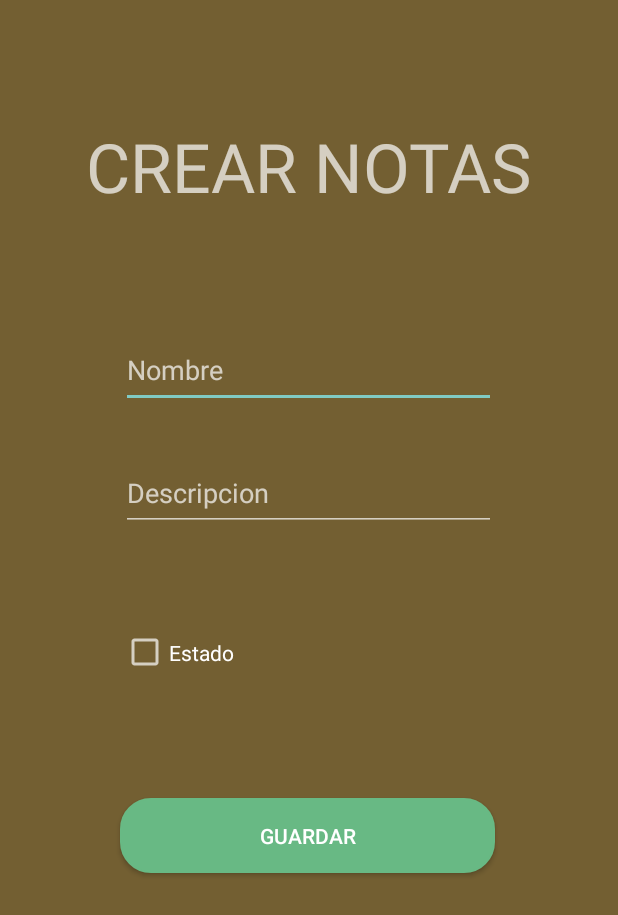
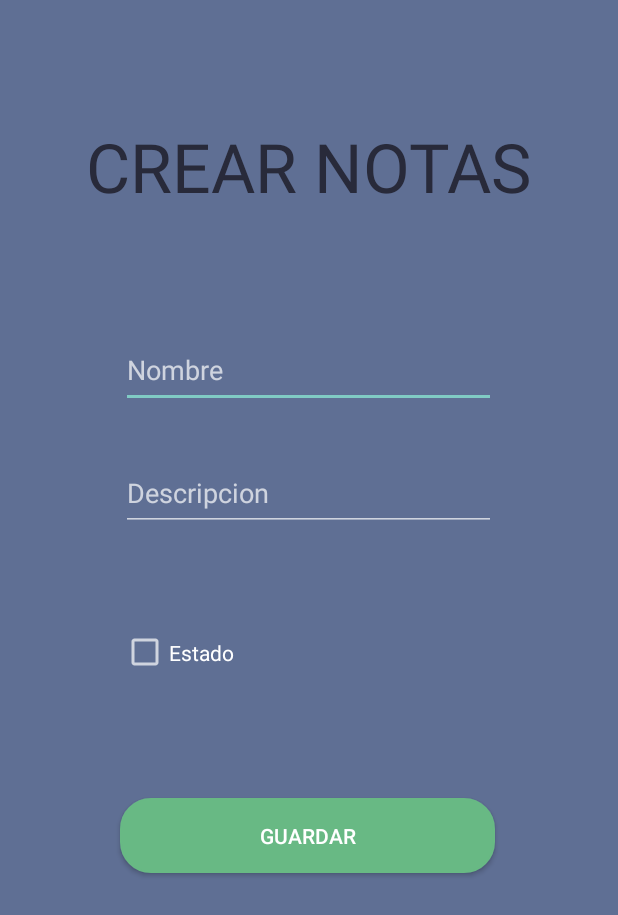
Before and after one commit to OscarArregoces/proyecto-final-movil, an Android app: the createNotasActivity screen opened directly, with no data from a screen before it, on a phone screen of 412 x 824 dp. Shown: the top 915 px of the screen. Run offline under Robolectric (Android 15) with nearby library versions, the phone set to English and light mode, and no system bars.

Commit message:
Desing done

```diff
--- a/app/src/main/java/com/example/proyectofinal/MainActivity.java
+++ b/app/src/main/java/com/example/proyectofinal/MainActivity.java
@@ -11,7 +11,7 @@ import android.widget.TextView;
 import android.widget.Toast;
 
 
-
+import Model.Notas;
 import Model.Usuario;
 import Utils.Apis;
 import Utils.UsuarioService;
@@ -72,10 +72,12 @@ public class MainActivity extends AppCompatActivity {
             public void onResponse(Call<Usuario> call, Response<Usuario> response) {
 
                 if (response.isSuccessful()) {
+                    System.out.println(response.message());
                     Toast.makeText(MainActivity.this, "Bienvenido", Toast.LENGTH_LONG).show();
 
                     Intent intent = new Intent(MainActivity.this, dashboard.class);
                     startActivity(intent);
+
                 }else{
                     Toast.makeText(MainActivity.this, "Credenciales incorrectas", Toast.LENGTH_LONG).show();
                 }
--- a/app/src/main/res/layout/activity_create_recordatorio.xml
+++ b/app/src/main/res/layout/activity_create_recordatorio.xml
@@ -101,6 +101,7 @@
         android:layout_marginTop="32dp"
         android:layout_marginEnd="32dp"
         android:layout_marginBottom="32dp"
+        android:textColor="@color/primero"
         android:text="Crear recordatorio"
         android:textAppearance="@style/TextAppearance.AppCompat.Display2"
         app:layout_constraintBottom_toTopOf="@+id/nombre"
--- a/app/src/main/res/layout/activity_dashboard.xml
+++ b/app/src/main/res/layout/activity_dashboard.xml
@@ -40,6 +40,7 @@
         android:layout_marginEnd="32dp"
         android:layout_marginBottom="32dp"
         android:text="Dashboard"
+        android:textColor="@color/primero"
         android:textAppearance="@style/TextAppearance.AppCompat.Display3"
         app:layout_constraintBottom_toTopOf="@+id/btnRecordatorio"
         app:layout_constraintEnd_toEndOf="parent"
--- a/app/src/main/res/layout/activity_notas.xml
+++ b/app/src/main/res/layout/activity_notas.xml
@@ -42,6 +42,7 @@
         android:layout_width="wrap_content"
         android:layout_height="wrap_content"
         android:layout_marginStart="32dp"
+        android:textColor="@color/primero"
         android:layout_marginTop="32dp"
         android:layout_marginEnd="32dp"
         android:layout_marginBottom="32dp"
--- a/app/src/main/res/layout/activity_recordatorio.xml
+++ b/app/src/main/res/layout/activity_recordatorio.xml
@@ -60,6 +60,7 @@
         android:layout_marginEnd="32dp"
         android:layout_marginBottom="32dp"
         android:text="Mis recordatorios"
+        android:textColor="@color/primero"
         android:textAppearance="@style/TextAppearance.AppCompat.Display2"
         app:layout_constraintBottom_toTopOf="@+id/recordatorio_list"
         app:layout_constraintEnd_toEndOf="parent"
--- a/app/src/main/res/layout/activity_update_recordatorio.xml
+++ b/app/src/main/res/layout/activity_update_recordatorio.xml
@@ -93,6 +93,7 @@ android:layout_height="match_parent"
         android:layout_width="wrap_content"
         android:layout_height="wrap_content"
         android:text="Actualizar"
+        android:textColor="@color/primero"
         android:textAppearance="@style/TextAppearance.AppCompat.Display2"
         tools:layout_editor_absoluteX="105dp"
         tools:layout_editor_absoluteY="28dp" />
@@ -102,6 +103,7 @@ android:layout_height="match_parent"
         android:layout_width="wrap_content"
         android:layout_height="wrap_content"
         android:text="recordatorio"
+        android:textColor="@color/primero"
         android:textAppearance="@style/TextAppearance.AppCompat.Display2"
         tools:layout_editor_absoluteX="80dp"
         tools:layout_editor_absoluteY="100dp" />
--- a/app/src/main/res/layout/create_activity_notas.xml
+++ b/app/src/main/res/layout/create_activity_notas.xml
@@ -69,6 +69,7 @@
         android:layout_marginEnd="32dp"
         android:layout_marginBottom="32dp"
         android:text="CREAR NOTAS"
+        android:textColor="@color/primero"
         android:textAppearance="@style/TextAppearance.AppCompat.Display2"
         app:layout_constraintBottom_toTopOf="@+id/nombre"
         app:layout_constraintEnd_toEndOf="parent"
--- a/app/src/main/res/layout/update_notas.xml
+++ b/app/src/main/res/layout/update_notas.xml
@@ -68,7 +68,8 @@
         android:layout_marginTop="32dp"
         android:layout_marginEnd="32dp"
         android:layout_marginBottom="32dp"
-        android:text="Actualizar  nota"
+        android:text="Actualizar nota"
+        android:textColor="@color/primero"
         android:textAppearance="@style/TextAppearance.AppCompat.Display2"
         app:layout_constraintBottom_toTopOf="@+id/nombreup"
         app:layout_constraintEnd_toEndOf="parent"
--- a/app/src/main/res/values/colors.xml
+++ b/app/src/main/res/values/colors.xml
@@ -9,7 +9,7 @@
     <color name="white">#FFFFFFFF</color>
 
     <color name="primero">#282A3A</color>
-    <color name="segundo">#735F32</color>
+    <color name="segundo">#5F6F94</color>
     <color name="tercero">#C69749</color>
     <color name="verde">#68B984</color>
     <color name="cuarto">#344D67</color>
```
